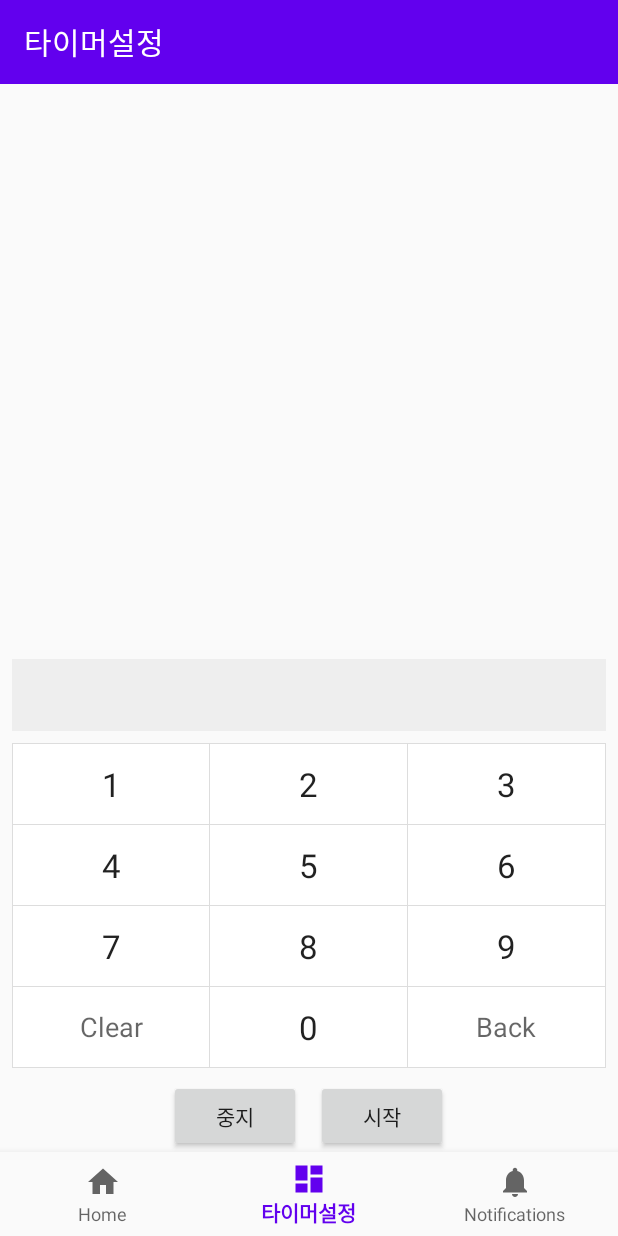
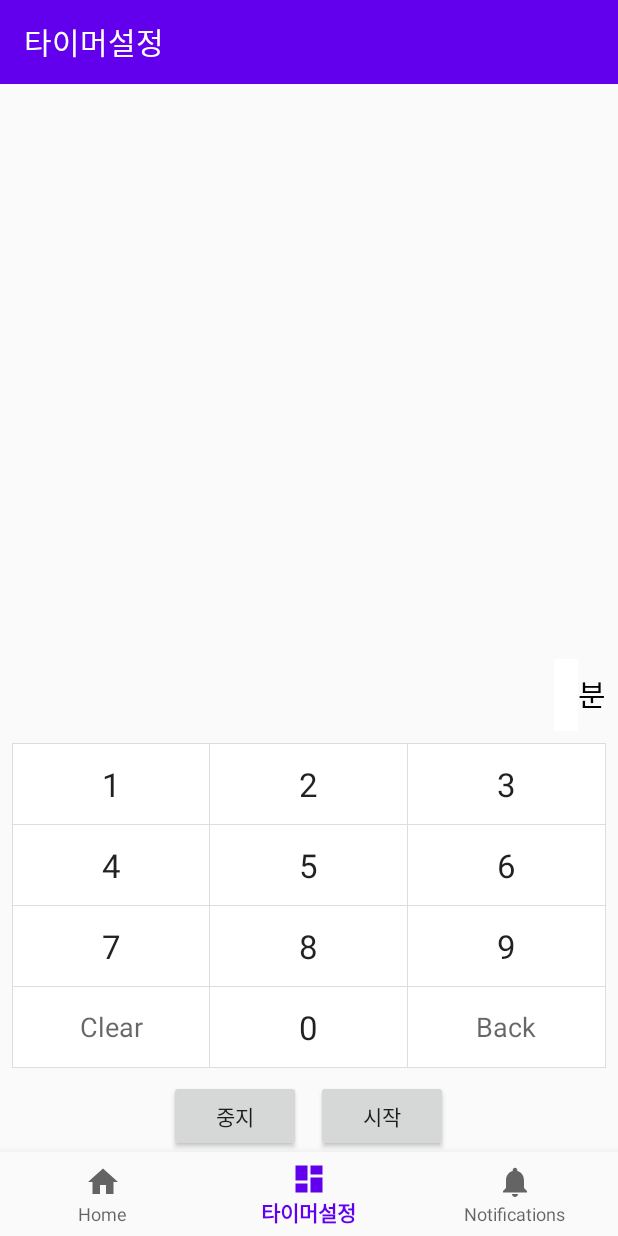
Before and after one commit to jhy156456/android-kotlin-timer-toy-project, an Android app: the DashboardFragment screen opened through its navigation route, on a phone screen of 412 x 824 dp. Run offline under Robolectric (Android 15) with nearby library versions, the phone set to English and light mode, and no system bars; our stand-ins replace androidx.preference, data binding, navigation-ui.

Commit message:
add bindingadapter, inversebindingadaapter

```diff
--- a/app/build.gradle
+++ b/app/build.gradle
@@ -1,7 +1,8 @@
 apply plugin: 'com.android.application'
 apply plugin: 'kotlin-android'
 apply plugin: 'kotlin-android-extensions'
-
+//BindingAdapter
+apply plugin: 'kotlin-kapt'
 android {
     compileSdkVersion 30
     dataBinding {
@@ -40,6 +41,9 @@ ext {
 dependencies {
     implementation fileTree(dir: "libs", include: ["*.jar"])
     implementation "org.jetbrains.kotlin:kotlin-stdlib:$kotlin_version"
+    //BindingAdapter
+    kapt 'com.android.databinding:compiler:3.1.3'
+    //kapt 'androidx.databinding:databinding-compiler:3.2.1'
     implementation 'androidx.core:core-ktx:1.3.2'
     implementation 'androidx.appcompat:appcompat:1.2.0'
     implementation 'com.google.android.material:material:1.3.0'
--- a/app/src/main/java/my/timer/custom/KeyboardView.kt
+++ b/app/src/main/java/my/timer/custom/KeyboardView.kt
@@ -10,12 +10,14 @@ import android.widget.EditText
 import android.widget.FrameLayout
 import android.widget.TextView
 import androidx.annotation.IdRes
+import androidx.databinding.DataBindingUtil
 import my.timer.R
+import my.timer.databinding.KeyboardBinding
 
 
 open class KeyboardView : View.OnClickListener, FrameLayout {
-    private var mPasswordField: EditText? = null
-
+//    private var mPasswordField: EditText? = null
+    private lateinit var mBinding : KeyboardBinding
     constructor(context: Context) : super(context) {
         initView()
     }
@@ -36,22 +38,45 @@ open class KeyboardView : View.OnClickListener, FrameLayout {
      * init View Here
      */
     private fun initView() {
-        val rootView = (context
-            .getSystemService(Context.LAYOUT_INFLATER_SERVICE) as LayoutInflater)
-            .inflate(R.layout.keyboard, this, true)
-        mPasswordField =  name(R.id.password_field)
-        name<View>(R.id.t9_key_0).setOnClickListener(this);
-        name<View>(R.id.t9_key_1).setOnClickListener(this);
-        name<View>(R.id.t9_key_2).setOnClickListener(this);
-        name<View>(R.id.t9_key_3).setOnClickListener(this);
-        name<View>(R.id.t9_key_4).setOnClickListener(this);
-        name<View>(R.id.t9_key_5).setOnClickListener(this);
-        name<View>(R.id.t9_key_6).setOnClickListener(this);
-        name<View>(R.id.t9_key_7).setOnClickListener(this);
-        name<View>(R.id.t9_key_8).setOnClickListener(this);
-        name<View>(R.id.t9_key_9).setOnClickListener(this);
-        name<View>(R.id.t9_key_clear).setOnClickListener(this);
-        name<View>(R.id.t9_key_backspace).setOnClickListener(this);
+        //*study*
+        //아래 주석은 데이타 바인딩 사용 안할 때
+//        val rootView = (context
+//            .getSystemService(Context.LAYOUT_INFLATER_SERVICE) as LayoutInflater)
+//            .inflate(R.layout.keyboard, this, true)
+
+        val inflater = LayoutInflater.from(context)
+        mBinding = DataBindingUtil.inflate(inflater,R.layout.keyboard,this,
+            true)
+        mBinding.view = this
+
+        mBinding.t9Key0.setOnClickListener(this);
+        mBinding.t9Key1.setOnClickListener(this);
+        mBinding.t9Key2.setOnClickListener(this);
+        mBinding.t9Key3.setOnClickListener(this);
+        mBinding.t9Key4.setOnClickListener(this);
+        mBinding.t9Key5.setOnClickListener(this);
+        mBinding.t9Key6.setOnClickListener(this);
+        mBinding.t9Key7.setOnClickListener(this);
+        mBinding.t9Key8.setOnClickListener(this);
+        mBinding.t9Key9.setOnClickListener(this);
+        mBinding.t9KeyClear.setOnClickListener(this);
+        mBinding.t9KeyBackspace.setOnClickListener(this);
+
+
+
+//        mPasswordField =  name(R.id.password_field)
+//        name<View>(R.id.t9_key_0).setOnClickListener(this);
+//        name<View>(R.id.t9_key_1).setOnClickListener(this);
+//        name<View>(R.id.t9_key_2).setOnClickListener(this);
+//        name<View>(R.id.t9_key_3).setOnClickListener(this);
+//        name<View>(R.id.t9_key_4).setOnClickListener(this);
+//        name<View>(R.id.t9_key_5).setOnClickListener(this);
+//        name<View>(R.id.t9_key_6).setOnClickListener(this);
+//        name<View>(R.id.t9_key_7).setOnClickListener(this);
+//        name<View>(R.id.t9_key_8).setOnClickListener(this);
+//        name<View>(R.id.t9_key_9).setOnClickListener(this);
+//        name<View>(R.id.t9_key_clear).setOnClickListener(this);
+//        name<View>(R.id.t9_key_backspace).setOnClickListener(this);
         // Load and use rest of views here
         //val awesomeBG = rootView.findViewById<ImageView>(R.id.awesomeBG)
 
@@ -61,18 +86,18 @@ open class KeyboardView : View.OnClickListener, FrameLayout {
         // handle number button click
         if (v!!.tag != null && "number_button" == v.tag) {
             var clickView = v as TextView
-            mPasswordField!!.append(clickView.text)
+            mBinding.passwordField.append(clickView.text)
             return
         }
         when (v?.id) {
             R.id.t9_key_clear -> { // handle clear button
-                mPasswordField?.setText("")
+                mBinding.passwordField.setText("")
             }
             R.id.t9_key_backspace -> { // handle backspace button
                 // delete one character
-                var charCount = mPasswordField?.text!!.length
+                var charCount = mBinding.passwordField.text!!.length
                 if (charCount > 0) {
-                    mPasswordField?.text!!.delete(charCount - 1, charCount)
+                    mBinding.passwordField.text!!.delete(charCount - 1, charCount)
                 }
             }
         }
--- /dev/null
+++ b/app/src/main/java/my/timer/custom/KeyboardViewReverseBinding.kt
@@ -0,0 +1,45 @@
+package my.timer.custom
+
+import android.text.Editable
+import android.text.TextWatcher
+import androidx.databinding.BindingAdapter
+import androidx.databinding.DataBindingComponent
+import androidx.databinding.InverseBindingAdapter
+import androidx.databinding.InverseBindingListener
+import kotlinx.android.synthetic.main.keyboard.view.*
+
+object KeyboardViewReverseBinding  {
+
+    //*study*
+    //BindingAdapter는 데이터가 변경되었을 때 수행하고 싶은 작업을 작성
+    @BindingAdapter("content")
+    @JvmStatic
+    fun setKeyboardViewContent(view: KeyboardView, content: String?) {
+        val old = view.password_field.text.toString()
+        if (old != content) {
+            view.password_field.setText(content)
+        }
+    }
+    @JvmStatic
+    @BindingAdapter("contentAttrChanged")
+    fun setKeyboardViewInverseBindingListener(view: KeyboardView, listener: InverseBindingListener?) {
+        val watcher = object : TextWatcher {
+            override fun beforeTextChanged(charSequence: CharSequence, i: Int, i1: Int, i2: Int) {
+            }
+            override fun onTextChanged(charSequence: CharSequence, i: Int, i1: Int, i2: Int) {
+            }
+            override fun afterTextChanged(editable: Editable) {
+                listener?.onChange()
+            }
+        }
+        view.password_field.addTextChangedListener(watcher)
+    }
+    //*study*
+    //InverseBindingAdpater 메서드는 역으로 레이아웃의 사용자 정의 속성값이 변경되었을 때 뷰 모델 등과 같은
+    //레이아웃 변수에 변경 사항을 전달하여 양방향 바인딩이 구현될 수 있게 한다.
+    @InverseBindingAdapter(attribute = "content",event = "contentAttrChanged")
+    @JvmStatic
+    fun getContent(view: KeyboardView): String {
+        return view.password_field.text.toString()
+    }
+}
--- a/app/src/main/java/my/timer/ui/dashboard/DashboardFragment.kt
+++ b/app/src/main/java/my/timer/ui/dashboard/DashboardFragment.kt
@@ -22,6 +22,7 @@ class DashboardFragment : Fragment() {
         super.onCreate(savedInstanceState)
         dashboardViewModel =
             ViewModelProviders.of(this).get(DashboardViewModel::class.java)
+
     }
 
     override fun onCreateView(
@@ -30,6 +31,8 @@ class DashboardFragment : Fragment() {
         savedInstanceState: Bundle?
     ): View? {
         fragmentDashboardBinding = FragmentDashboardBinding.inflate(LayoutInflater.from(context),null,false)
+        //*study* 아래코드와 차이점 공부하기
+        //fragmentDashboardBinding = DataBindingUtil.inflate(inflater,R.layout.fragment_dashboard,container,false)
         return fragmentDashboardBinding.root
     }
 
@@ -40,6 +43,7 @@ class DashboardFragment : Fragment() {
         fragmentDashboardBinding.lifecycleOwner = viewLifecycleOwner
         fragmentDashboardBinding.dashboardViewModel = dashboardViewModel
         dashboardViewModel.progress.observe(viewLifecycleOwner,{
+            Log.d("jhy", "progress : $it")
             activity
                 ?.findViewById<CircularProgressIndicator>(R.id.circular_progress)
                 ?.setProgressCompat(it, true)
--- a/app/src/main/java/my/timer/ui/dashboard/DashboardViewModel.kt
+++ b/app/src/main/java/my/timer/ui/dashboard/DashboardViewModel.kt
@@ -1,34 +1,38 @@
 package my.timer.ui.dashboard
 
-import android.os.Handler
+import android.os.SystemClock
 import android.util.Log
-import android.view.View
-import androidx.lifecycle.LiveData
+import androidx.databinding.ObservableField
 import androidx.lifecycle.MutableLiveData
 import androidx.lifecycle.ViewModel
+import my.timer.custom.KeyboardViewReverseBinding
 import my.timer.utils.Event
 import java.util.*
 
 class DashboardViewModel : ViewModel() {
 
-
     val progress  = MutableLiveData<Int>().apply {
-        Log.d("jhy","mutable")
         value = 0
     }
+    val content = ObservableField<String>()
+    private val initialTime : Long = SystemClock.elapsedRealtime()
+    private val elapsedTime  = MutableLiveData<Long>()
+    private val myTimer = Timer()
     val saveButtonEvent  = MutableLiveData<Event<Boolean>>().apply {
     }
     fun onClickSave() {
-        Log.d("jhy","onClickSave")
         saveButtonEvent.value = Event(true)
-        while (true){
-            Log.d("jhy","while")
-            Handler().postDelayed({
-                progress.value = progress.value?.plus(1)
-            },1000)
-            if(progress.value==100){
-                break
-            }
-        }
+        content.set("hihihihi")
+//        Log.d("jhy","minute : $content")
+//
+//        myTimer.scheduleAtFixedRate(object:TimerTask(){
+//            override fun run() {
+//                progress.postValue(progress.value?.plus(1))
+//            }
+//        },1000L,1000L)
+    }
+    fun onClickPause(){
+        myTimer.cancel()
+        progress.postValue(0)
     }
 }
--- a/app/src/main/res/layout/fragment_dashboard.xml
+++ b/app/src/main/res/layout/fragment_dashboard.xml
@@ -21,9 +21,9 @@
             android:id="@+id/circular_progress"
             android:layout_width="wrap_content"
             android:layout_height="wrap_content"
-            app:indicatorSize="100dp"
+            app:indicatorSize="200dp"
             app:layout_constraintBottom_toBottomOf="parent"
-            android:layout_marginBottom="200dp"
+            android:layout_marginBottom="300dp"
             app:layout_constraintEnd_toEndOf="parent"
             app:layout_constraintStart_toStartOf="parent"
             app:layout_constraintTop_toTopOf="parent" />
@@ -34,6 +34,7 @@
             android:layout_height="wrap_content"
             android:textAlignment="center"
             android:textSize="20sp"
+            app:content="@={dashboardViewModel.content}"
             app:layout_constraintBottom_toBottomOf="parent"
             app:layout_constraintBottom_toTopOf="@+id/ll_button"
             app:layout_constraintEnd_toEndOf="parent"
@@ -50,9 +51,11 @@
             app:layout_constraintRight_toRightOf="parent">
 
             <Button
+                android:id="@+id/bt_pause"
                 android:layout_width="wrap_content"
                 android:layout_height="wrap_content"
                 android:layout_marginRight="10dp"
+                android:onClick="@{(v)->dashboardViewModel.onClickPause()}"
                 android:text="중지" />
 
             <Button
--- a/app/src/main/res/layout/keyboard.xml
+++ b/app/src/main/res/layout/keyboard.xml
@@ -1,4 +1,10 @@
 <?xml version="1.0" encoding="utf-8"?>
+<layout>
+    <data>
+        <variable
+            name="view"
+            type="my.timer.custom.KeyboardView" />
+    </data>
 <LinearLayout xmlns:android="http://schemas.android.com/apk/res/android"
     xmlns:app="http://schemas.android.com/apk/res-auto"
     xmlns:tools="http://schemas.android.com/tools"
@@ -7,18 +13,38 @@
     android:orientation="vertical"
     android:padding="8dp">
 
+    <LinearLayout
+        android:layout_width="match_parent"
+        android:layout_height="wrap_content"
+        android:orientation="horizontal"
+        android:gravity="right"
+        >
         <EditText
             android:id="@+id/password_field"
-        android:layout_width="match_parent"
+            android:layout_width="wrap_content"
             android:layout_height="wrap_content"
             android:layout_marginBottom="8dp"
-        android:background="#eeeeee"
+            android:background="@color/white"
+            android:textColor="@color/black"
+            android:textSize="20dp"
             android:enabled="false"
             android:minHeight="48dp"
             android:paddingLeft="8dp"
             android:paddingRight="8dp"
             android:singleLine="true"
+            android:textAlignment="textEnd"
             android:textAppearance="?android:attr/textAppearanceMedium"/>
+        <TextView
+            android:layout_width="wrap_content"
+            android:layout_height="wrap_content"
+            android:textColor="@color/black"
+            android:textSize="20dp"
+            android:text="분"
+
+            />
+<!--        android:onClick="@{()->dashboardViewModel.onClickSave()}"-->
+    </LinearLayout>
+
 
     <TableLayout
         android:id="@+id/keyboard"
@@ -104,3 +130,4 @@
         </TableRow>
     </TableLayout>
 </LinearLayout>
+</layout>
--- a/app/src/main/res/values/colors.xml
+++ b/app/src/main/res/values/colors.xml
@@ -3,4 +3,6 @@
     <color name="colorPrimary">#6200EE</color>
     <color name="colorPrimaryDark">#3700B3</color>
     <color name="colorAccent">#03DAC5</color>
+    <color name = "black">#000000</color>
+    <color name = "white">#FFFFFF</color>
 </resources>
```
Lines whose indentation alone changed are shown as unchanged.
